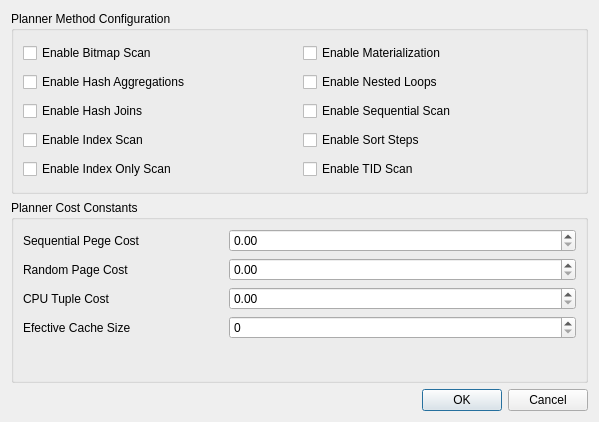
First picture: the form in GUI/pgdbatool/dlgplanmethods.ui, repository marcotcal/PG-DBA-Tools, before the edit.
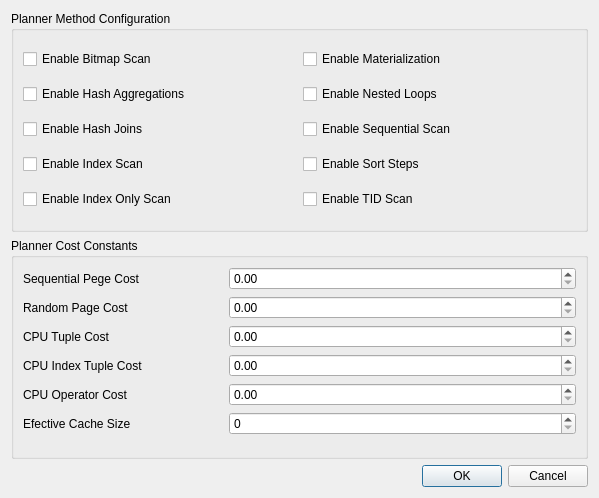
Second picture: the form after the edit.

```diff
--- a/GUI/pgdbatool/dlgplanmethods.ui
+++ b/GUI/pgdbatool/dlgplanmethods.ui
@@ -7,7 +7,7 @@
     <x>0</x>
     <y>0</y>
     <width>599</width>
-    <height>422</height>
+    <height>498</height>
    </rect>
   </property>
   <property name="windowTitle">
@@ -159,15 +159,49 @@
         </property>
        </widget>
       </item>
-      <item row="3" column="0">
+      <item row="5" column="0">
        <widget class="QLabel" name="label_4">
         <property name="text">
          <string>Efective Cache Size</string>
         </property>
        </widget>
       </item>
+      <item row="5" column="1">
+       <widget class="QSpinBox" name="sp_efective_cache_size">
+        <property name="minimumSize">
+         <size>
+          <width>80</width>
+          <height>0</height>
+         </size>
+        </property>
+       </widget>
+      </item>
+      <item row="3" column="0">
+       <widget class="QLabel" name="label_5">
+        <property name="text">
+         <string>CPU Index Tuple Cost</string>
+        </property>
+       </widget>
+      </item>
+      <item row="4" column="0">
+       <widget class="QLabel" name="label_6">
+        <property name="text">
+         <string>CPU Operator Cost</string>
+        </property>
+       </widget>
+      </item>
       <item row="3" column="1">
-       <widget class="QSpinBox" name="spinBox">
+       <widget class="QDoubleSpinBox" name="sp_cpu_index_tuple_cost">
+        <property name="minimumSize">
+         <size>
+          <width>80</width>
+          <height>0</height>
+         </size>
+        </property>
+       </widget>
+      </item>
+      <item row="4" column="1">
+       <widget class="QDoubleSpinBox" name="sp_operator_cost">
         <property name="minimumSize">
          <size>
           <width>80</width>
```
Left out of the diff: 4 changed lines with no effect on the pictures.
